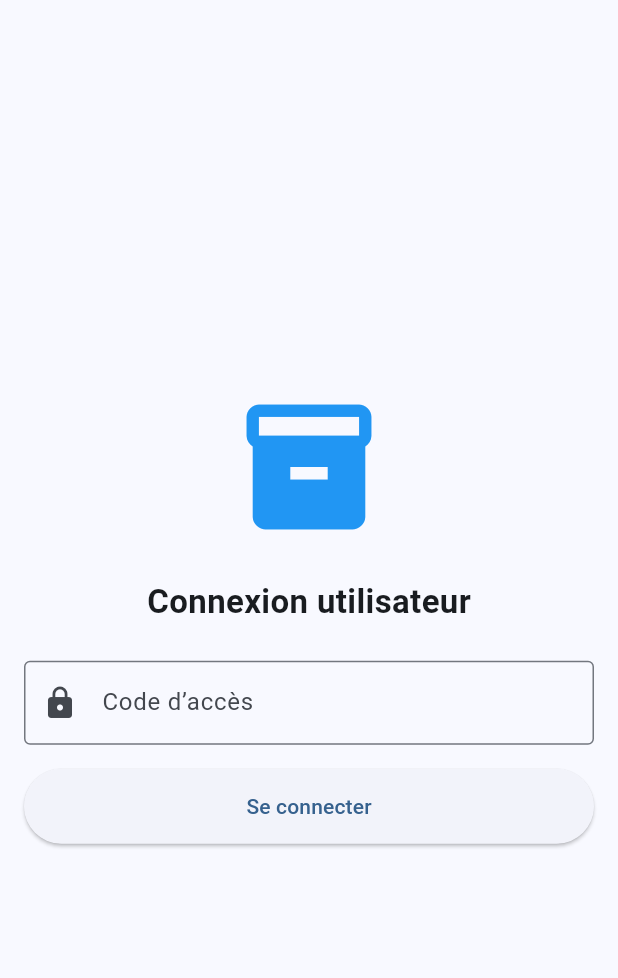
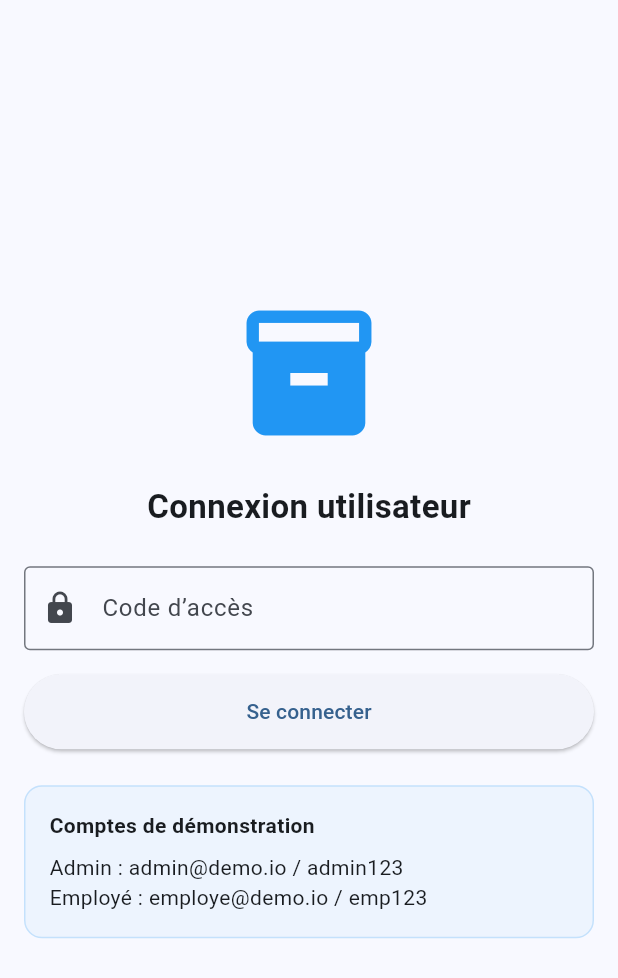
Before and after one commit to TarekMokadem/iManagement, a Flutter app: the UserLoginScreen screen opened by its route, on a phone screen of 412 x 824 dp. Shown: the top 978 px of the screen. Run offline on Flutter 3.47's test engine with Material 3 defaults, Android fonts, the phone set to English and light mode, and no system bars; our stand-ins replace cloud_firestore, firebase_core, fl_chart, shared_preferences; missing offline and left inert: syncfusion_flutter_xlsio; accounts and stored records are empty.

Commit message:
feat: routing cohérent (landing/signup -> tenant-login) + bouton démo landing + infos comptes démo sur login user

```diff
--- a/lib/screens/signup/signup_screen.dart
+++ b/lib/screens/signup/signup_screen.dart
@@ -327,7 +327,7 @@ class _SignupScreenState extends State<SignupScreen> {
                             ),
                           ),
                           TextButton(
-                            onPressed: () => Navigator.pushReplacementNamed(context, '/login'),
+                            onPressed: () => Navigator.pushReplacementNamed(context, '/tenant-login'),
                             child: const Text(
                               'Se connecter',
                               style: TextStyle(fontWeight: FontWeight.w600),
--- a/lib/screens/user_login_screen.dart
+++ b/lib/screens/user_login_screen.dart
@@ -95,6 +95,28 @@ class _UserLoginScreenState extends State<UserLoginScreen> {
                     child: _isLoading ? const CircularProgressIndicator() : const Text('Se connecter'),
                   ),
                 ),
+                const SizedBox(height: 24),
+                Container(
+                  width: double.infinity,
+                  padding: const EdgeInsets.all(16),
+                  decoration: BoxDecoration(
+                    color: Colors.blue.withValues(alpha: 0.05),
+                    borderRadius: BorderRadius.circular(12),
+                    border: Border.all(color: Colors.blue.withValues(alpha: 0.2)),
+                  ),
+                  child: Column(
+                    crossAxisAlignment: CrossAxisAlignment.start,
+                    children: const [
+                      Text(
+                        'Comptes de démonstration',
+                        style: TextStyle(fontWeight: FontWeight.w600),
+                      ),
+                      SizedBox(height: 8),
+                      Text('Admin : admin@demo.io / admin123'),
+                      Text('Employé : employe@demo.io / emp123'),
+                    ],
+                  ),
+                ),
               ],
             ),
           ),
```
Also changed, not shown: lib/screens/landing/landing_screen.dart (+16 -1 lines).
